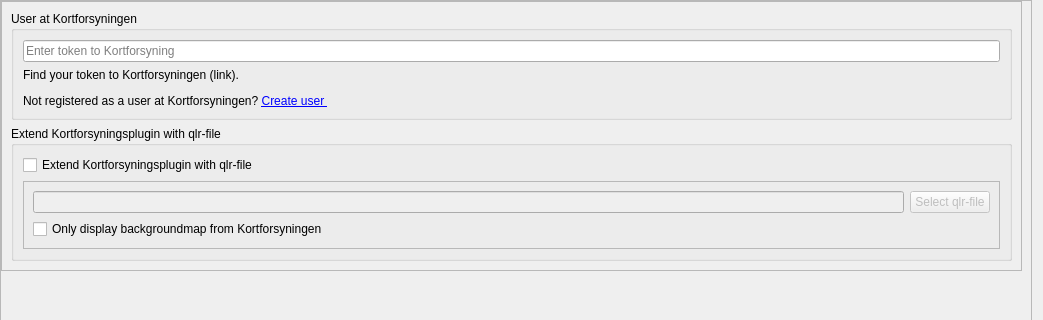
First picture: the form in Kortforsyningen/mysettings/settings.ui, repository SDFIdk/Qgis_plugin_Kortforsyningen_v3, before the edit; both pictures show x 0 to 1043 and y 0 to 320 of the 1043 by 486 pixel window.
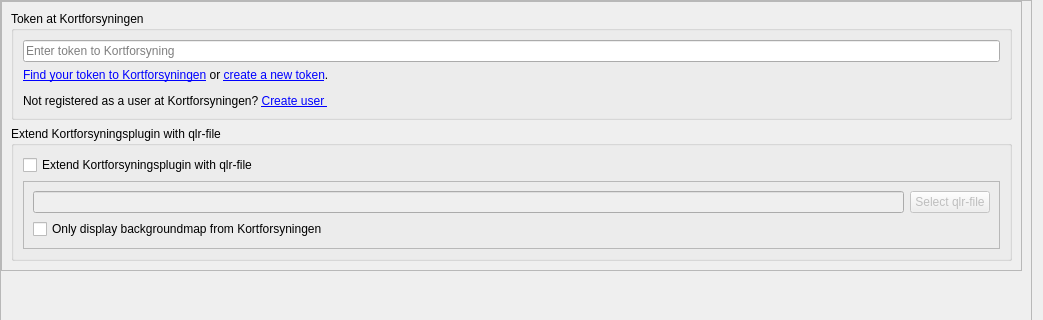
Second picture: the form after the edit.

Commit message: Opdateret setting-dialog med link til token oprettelse

The edit to the form file:
```diff
--- a/Kortforsyningen/mysettings/settings.ui
+++ b/Kortforsyningen/mysettings/settings.ui
@@ -45,8 +45,8 @@
        <rect>
         <x>0</x>
         <y>0</y>
-        <width>1032</width>
-        <height>254</height>
+        <width>1028</width>
+        <height>368</height>
        </rect>
       </property>
       <property name="sizePolicy">
@@ -80,7 +80,7 @@
           <item>
            <widget class="QGroupBox" name="groupBox">
             <property name="title">
-             <string>User at Kortforsyningen</string>
+             <string>Token at Kortforsyningen</string>
             </property>
             <layout class="QVBoxLayout" name="verticalLayout">
              <item>
@@ -96,7 +96,7 @@
              <item>
               <widget class="QLabel" name="label">
                <property name="text">
-                <string>&lt;html&gt;&lt;head/&gt;&lt;body&gt;&lt;p&gt;Find your token to Kortforsyningen (link).&lt;/p&gt;&lt;p&gt;Not registered as a user at Kortforsyningen? &lt;a href=&quot;http://download.kortforsyningen.dk//content/opret-mig-som-bruger&quot;&gt;&lt;span style=&quot; text-decoration: underline; color:#0000ff;&quot;&gt;Create user &lt;/span&gt;&lt;/a&gt;&lt;/p&gt;&lt;/body&gt;&lt;/html&gt;</string>
+                <string>&lt;html&gt;&lt;head/&gt;&lt;body&gt;&lt;p&gt;&lt;a href=&quot;https://kortforsyningen.dk/indhold/min-side-0&quot;&gt;&lt;span style=&quot; text-decoration: underline; color:#0000ff;&quot;&gt;Find your token to Kortforsyningen&lt;/span&gt;&lt;/a&gt; or &lt;a href=&quot;https://kortforsyningen.dk/indhold/min-side-0&quot;&gt;&lt;span style=&quot; text-decoration: underline; color:#0000ff;&quot;&gt;create a new token&lt;/span&gt;&lt;/a&gt;.&lt;/p&gt;&lt;p&gt;Not registered as a user at Kortforsyningen? &lt;a href=&quot;http://download.kortforsyningen.dk//content/opret-mig-som-bruger&quot;&gt;&lt;span style=&quot; text-decoration: underline; color:#0000ff;&quot;&gt;Create user &lt;/span&gt;&lt;/a&gt;&lt;/p&gt;&lt;/body&gt;&lt;/html&gt;</string>
                </property>
                <property name="openExternalLinks">
                 <bool>true</bool>
```
Left out of the diff: 14 changed lines with no effect on the pictures.
